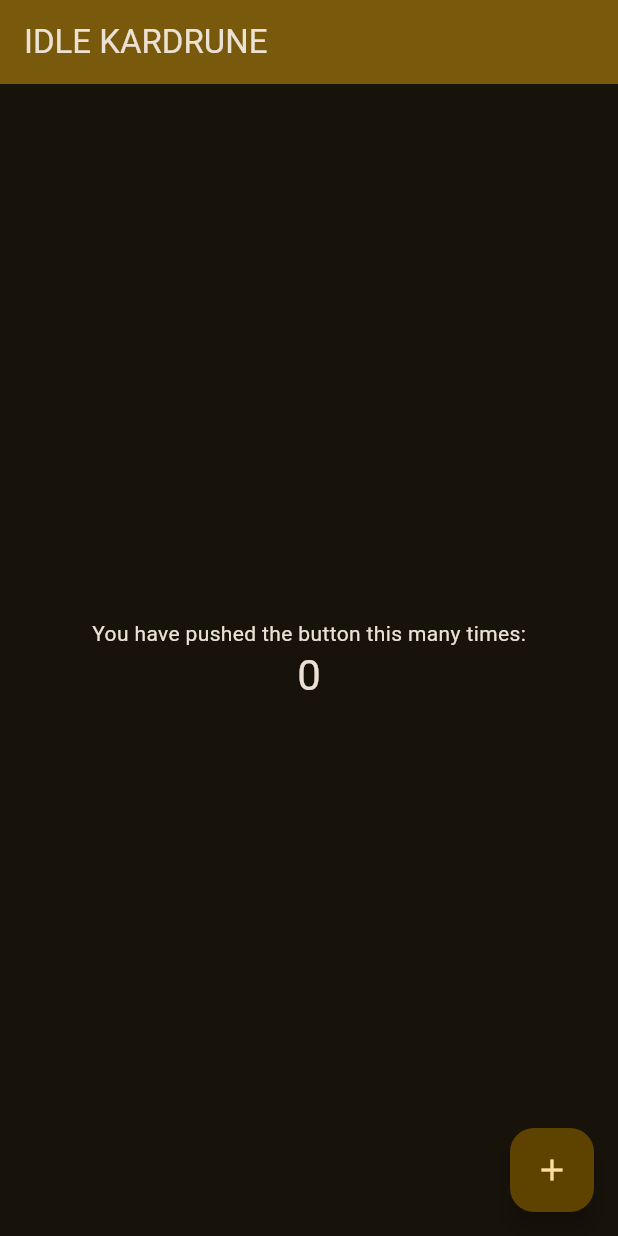
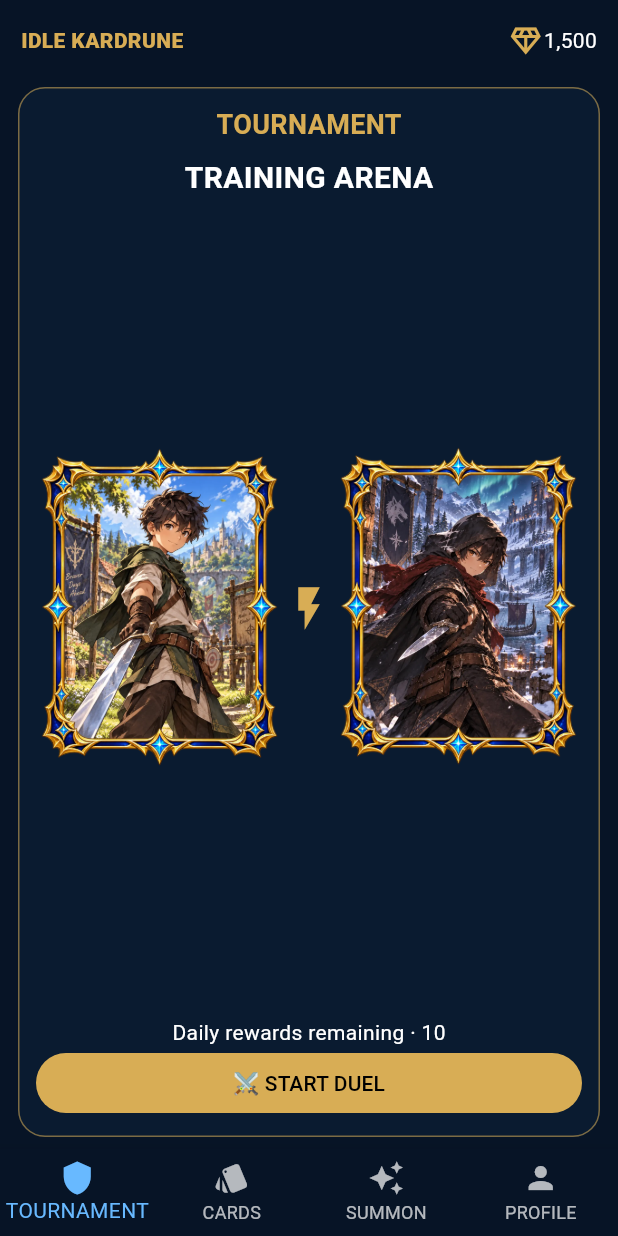
Before and after one commit to samibenhassen1994-hash/kardrune-website, a Flutter app: the screen it shows after launch, on a phone screen of 412 x 824 dp. Run offline on Flutter 3.47's test engine with Material 3 defaults, Android fonts, the phone set to English and light mode, and no system bars; our stand-ins replace firebase_auth, firebase_core, web; accounts and stored records are empty.

Commit message:
feat: migrate core Idle screens to Flutter

```diff
--- /dev/null
+++ b/idle_flutter/lib/app.dart
@@ -0,0 +1,432 @@
+import 'dart:math' as math;
+
+import 'package:flutter/material.dart';
+
+import 'game/catalog.dart';
+import 'game/summon_rules.dart';
+import 'theme/kardrune_theme.dart';
+
+typedef RandomRoll = double Function();
+
+class KardRuneApp extends StatelessWidget {
+  const KardRuneApp({super.key, this.random});
+  final RandomRoll? random;
+  @override
+  Widget build(BuildContext context) => MaterialApp(
+    debugShowCheckedModeBanner: false,
+    title: 'Idle KardRune',
+    theme: KardRuneTheme.data,
+    home: IdleShell(random: random ?? math.Random().nextDouble),
+  );
+}
+
+class IdleShell extends StatefulWidget {
+  const IdleShell({super.key, required this.random});
+  final RandomRoll random;
+  @override
+  State<IdleShell> createState() => _IdleShellState();
+}
+
+class _IdleShellState extends State<IdleShell> {
+  int tab = 0, shards = 1500, page = 0, rewardsLeft = 10;
+  String name = 'Runebearer', avatar = 'player';
+  String battleStatus = '';
+  bool italian = false;
+  final owned = <String>{'sam:1'};
+  @override
+  Widget build(BuildContext context) => Scaffold(
+    body: SafeArea(
+      child: Center(
+        child: ConstrainedBox(
+          constraints: const BoxConstraints(maxWidth: 560),
+          child: Column(
+            children: [
+              _Header(shards: shards),
+              Expanded(
+                child: IndexedStack(
+                  index: tab,
+                  children: [
+                    _Tournament(
+                      rewardsLeft: rewardsLeft,
+                      status: battleStatus,
+                      onStart: _train,
+                    ),
+                    _Cards(
+                      page: page,
+                      title: italian ? 'CARTE' : 'CARDS',
+                      onPage: (v) => setState(() => page = v),
+                    ),
+                    _Summon(
+                      shards: shards,
+                      title: italian ? 'EVOCA' : 'SUMMON',
+                      onSummon: _summon,
+                    ),
+                    _Profile(
+                      name: name,
+                      avatar: avatar,
+                      onName: (v) => setState(() => name = v),
+                      onAvatar: (v) => setState(() => avatar = v),
+                      onLanguage: () => setState(() => italian = !italian),
+                    ),
+                  ],
+                ),
+              ),
+            ],
+          ),
+        ),
+      ),
+    ),
+    bottomNavigationBar: BottomNavigationBar(
+      currentIndex: tab,
+      type: BottomNavigationBarType.fixed,
+      onTap: (v) => setState(() => tab = v),
+      items: [
+        BottomNavigationBarItem(
+          icon: const Icon(Icons.shield),
+          label: 'TOURNAMENT',
+        ),
+        BottomNavigationBarItem(
+          icon: const Icon(Icons.style),
+          label: italian ? 'CARTE' : 'CARDS',
+        ),
+        BottomNavigationBarItem(
+          icon: const Icon(Icons.auto_awesome),
+          label: italian ? 'EVOCA' : 'SUMMON',
+        ),
+        BottomNavigationBarItem(
+          icon: const Icon(Icons.person),
+          label: italian ? 'PROFILO' : 'PROFILE',
+        ),
+      ],
+    ),
+  );
+  void _train() {
+    setState(() {
+      if (rewardsLeft > 0) {
+        shards += 100;
+        rewardsLeft--;
+      }
+      battleStatus = 'VICTORY · +100 SHARDS';
+    });
+  }
+
+  void _summon(bool featured) {
+    final cost = SummonRules.cost(featured);
+    if (shards < cost) return;
+    final stage = SummonRules.stageFor(featured, widget.random());
+    final index = SummonRules.heroIndex(
+      featured,
+      widget.random(),
+      widget.random(),
+    );
+    final id = '${KardRuneCatalog.heroes[index].id}:$stage',
+        duplicate = owned.contains(id);
+    setState(() {
+      shards -= cost;
+      if (!duplicate) owned.add(id);
+    });
+    if (duplicate) {
+      showDialog<void>(
+        context: context,
+        barrierDismissible: false,
+        builder: (c) => AlertDialog(
+          title: const Text('DUPLICATE CARD'),
+          content: const Text('Compare the new card with your current stats.'),
+          actions: [
+            TextButton(
+              onPressed: () {
+                setState(() => shards += 100);
+                Navigator.pop(c);
+              },
+              child: const Text('KEEP CURRENT · +100'),
+            ),
+            TextButton(
+              onPressed: () => Navigator.pop(c),
+              child: const Text('REPLACE'),
+            ),
+          ],
+        ),
+      );
+      return;
+    }
+    showDialog<void>(
+      context: context,
+      builder: (c) => AlertDialog(
+        title: Text(
+          '${KardRuneCatalog.heroes[index].name.toUpperCase()} · STAGE $stage',
+        ),
+        content: Image.asset(
+          KardRuneCatalog.heroes[index].cardAsset(
+            KardRuneCatalog.heroes[index].stages[stage - 1],
+          ),
+          fit: BoxFit.contain,
+        ),
+        actions: [
+          TextButton(
+            onPressed: () => Navigator.pop(c),
+            child: const Text('CONTINUE'),
+          ),
+        ],
+      ),
+    );
+  }
+}
+
+class _Header extends StatelessWidget {
+  const _Header({required this.shards});
+  final int shards;
+  @override
+  Widget build(BuildContext context) => SizedBox(
+    height: 54,
+    child: Padding(
+      padding: const EdgeInsets.symmetric(horizontal: 14),
+      child: Row(
+        children: [
+          const Text(
+            'IDLE KARDRUNE',
+            style: TextStyle(
+              color: KardRuneTheme.gold,
+              fontWeight: FontWeight.w900,
+            ),
+          ),
+          const Spacer(),
+          const Icon(Icons.diamond_outlined, color: KardRuneTheme.gold),
+          Text(
+            shards.toString().replaceAllMapped(
+              RegExp(r'\B(?=(\d{3})+(?!\d))'),
+              (_) => ',',
+            ),
+          ),
+        ],
+      ),
+    ),
+  );
+}
+
+class _Panel extends StatelessWidget {
+  const _Panel({required this.title, required this.child});
+  final String title;
+  final Widget child;
+  @override
+  Widget build(BuildContext context) => Padding(
+    padding: const EdgeInsets.fromLTRB(12, 4, 12, 8),
+    child: DecoratedBox(
+      decoration: BoxDecoration(
+        color: const Color(0xdd0b1c31),
+        border: Border.all(color: KardRuneTheme.gold.withValues(alpha: .55)),
+        borderRadius: BorderRadius.circular(18),
+      ),
+      child: Padding(
+        padding: const EdgeInsets.all(12),
+        child: Column(
+          children: [
+            Text(
+              title,
+              style: const TextStyle(
+                color: KardRuneTheme.gold,
+                fontSize: 18,
+                fontWeight: FontWeight.bold,
+              ),
+            ),
+            const SizedBox(height: 8),
+            Expanded(child: child),
+          ],
+        ),
+      ),
+    ),
+  );
+}
+
+class _Tournament extends StatelessWidget {
+  const _Tournament({
+    required this.rewardsLeft,
+    required this.status,
+    required this.onStart,
+  });
+  final int rewardsLeft;
+  final String status;
+  final VoidCallback onStart;
+  @override
+  Widget build(BuildContext context) => _Panel(
+    title: 'TOURNAMENT',
+    child: Column(
+      mainAxisAlignment: MainAxisAlignment.spaceEvenly,
+      children: [
+        const Text(
+          'TRAINING ARENA',
+          style: TextStyle(fontSize: 20, fontWeight: FontWeight.bold),
+        ),
+        Expanded(
+          child: Row(
+            mainAxisAlignment: MainAxisAlignment.spaceEvenly,
+            children: [
+              _hero('sam', 1),
+              const Icon(Icons.flash_on, color: KardRuneTheme.gold, size: 34),
+              _hero('dren', 1),
+            ],
+          ),
+        ),
+        Text('Daily rewards remaining · $rewardsLeft'),
+        if (status.isNotEmpty) Text(status, key: const Key('battle-status')),
+        SizedBox(
+          width: double.infinity,
+          child: FilledButton(
+            onPressed: onStart,
+            child: const Text('⚔ START DUEL'),
+          ),
+        ),
+      ],
+    ),
+  );
+  Widget _hero(String id, int stage) {
+    final h = KardRuneCatalog.heroes.firstWhere((x) => x.id == id);
+    return Flexible(
+      child: AspectRatio(
+        aspectRatio: .72,
+        child: Image.asset(
+          h.cardAsset(h.stages[stage - 1]),
+          fit: BoxFit.contain,
+        ),
+      ),
+    );
+  }
+}
+
+class _Cards extends StatelessWidget {
+  const _Cards({required this.page, required this.title, required this.onPage});
+  final int page;
+  final String title;
+  final ValueChanged<int> onPage;
+  @override
+  Widget build(BuildContext context) {
+    final all = [
+      for (final h in KardRuneCatalog.heroes)
+        for (var s = 1; s <= 3; s++) MapEntry(h, s),
+    ];
+    final slice = all.skip(page * 4).take(4);
+    return _Panel(
+      title: title,
+      child: Column(
+        children: [
+          Expanded(
+            child: GridView.count(
+              physics: const NeverScrollableScrollPhysics(),
+              crossAxisCount: 2,
+              childAspectRatio: .72,
+              mainAxisSpacing: 6,
+              crossAxisSpacing: 6,
+              children: [for (final item in slice) _card(item.key, item.value)],
+            ),
+          ),
+          Row(
+            mainAxisAlignment: MainAxisAlignment.center,
+            children: [
+              IconButton(
+                onPressed: page > 0 ? () => onPage(page - 1) : null,
+                icon: const Icon(Icons.chevron_left),
+              ),
+              Text('${page + 1} / 7'),
+              IconButton(
+                onPressed: page < 6 ? () => onPage(page + 1) : null,
+                icon: const Icon(Icons.chevron_right),
+              ),
+            ],
+          ),
+        ],
+      ),
+    );
+  }
+
+  Widget _card(dynamic h, int s) => Semantics(
+    label: '${h.name} Stage $s',
+    button: true,
+    child: Image.asset(h.cardAsset(h.stages[s - 1]), fit: BoxFit.contain),
+  );
+}
+
+class _Summon extends StatelessWidget {
+  const _Summon({
+    required this.shards,
+    required this.title,
+    required this.onSummon,
+  });
+  final int shards;
+  final String title;
+  final ValueChanged<bool> onSummon;
+  @override
+  Widget build(BuildContext context) => _Panel(
+    title: title,
+    child: Column(
+      mainAxisAlignment: MainAxisAlignment.spaceEvenly,
+      children: [
+        const Icon(Icons.auto_awesome, color: KardRuneTheme.gold, size: 72),
+        const Text(
+          'CALL HEROES FROM THE RUNES',
+          textAlign: TextAlign.center,
+          style: TextStyle(fontSize: 18),
+        ),
+        SizedBox(
+          width: double.infinity,
+          child: FilledButton(
+            onPressed: shards >= 300 ? () => onSummon(false) : null,
+            child: const Text('STANDARD · 300'),
+          ),
+        ),
+        SizedBox(
+          width: double.infinity,
+          child: OutlinedButton(
+            onPressed: shards >= 600 ? () => onSummon(true) : null,
+            child: const Text('FEATURED · 600'),
+          ),
+        ),
+      ],
+    ),
+  );
+}
+
+class _Profile extends StatelessWidget {
+  const _Profile({
+    required this.name,
+    required this.avatar,
+    required this.onName,
+    required this.onAvatar,
+    required this.onLanguage,
+  });
+  final String name, avatar;
+  final ValueChanged<String> onName, onAvatar;
+  final VoidCallback onLanguage;
+  @override
+  Widget build(BuildContext context) => _Panel(
+    title: 'PROFILE',
+    child: Column(
+      children: [
+        Expanded(
+          child: Image.asset(
+            'assets/idle/avatars/avatar_$avatar.webp',
+            fit: BoxFit.contain,
+          ),
+        ),
+        Text(name, style: const TextStyle(fontSize: 20)),
+        Wrap(
+          children: [
+            for (final id in ['player', 'guard', 'vassal', 'king'])
+              IconButton(
+                onPressed: () => onAvatar(id),
+                icon: CircleAvatar(
+                  backgroundImage: AssetImage(
+                    'assets/idle/avatars/avatar_$id.webp',
+                  ),
+                ),
+              ),
+          ],
+        ),
+        TextField(
+          maxLength: 20,
+          decoration: const InputDecoration(labelText: 'DISPLAY NAME'),
+          onSubmitted: onName,
+        ),
+        TextButton(onPressed: onLanguage, child: const Text('ITALIANO')),
+      ],
+    ),
+  );
+}
--- a/idle_flutter/lib/main.dart
+++ b/idle_flutter/lib/main.dart
@@ -1,11 +1,14 @@
 import 'package:flutter/material.dart';
 
+import 'app.dart' as app;
+export 'app.dart';
+
 void main() {
-  runApp(const KardRuneApp());
+  runApp(const app.KardRuneApp());
 }
 
-class KardRuneApp extends StatelessWidget {
-  const KardRuneApp({super.key});
+class PlaceholderApp extends StatelessWidget {
+  const PlaceholderApp({super.key});
 
   // This widget is the root of your application.
   @override
@@ -28,7 +31,10 @@ class KardRuneApp extends StatelessWidget {
         //
         // This works for code too, not just values: Most code changes can be
         // tested with just a hot reload.
-        colorScheme: .fromSeed(seedColor: const Color(0xffd8ad55), brightness: Brightness.dark),
+        colorScheme: .fromSeed(
+          seedColor: const Color(0xffd8ad55),
+          brightness: Brightness.dark,
+        ),
       ),
       home: const MyHomePage(title: 'IDLE KARDRUNE'),
     );
```
Also changed, not shown: idle_flutter/pubspec.yaml (+10 -1 lines), 4 other files.
